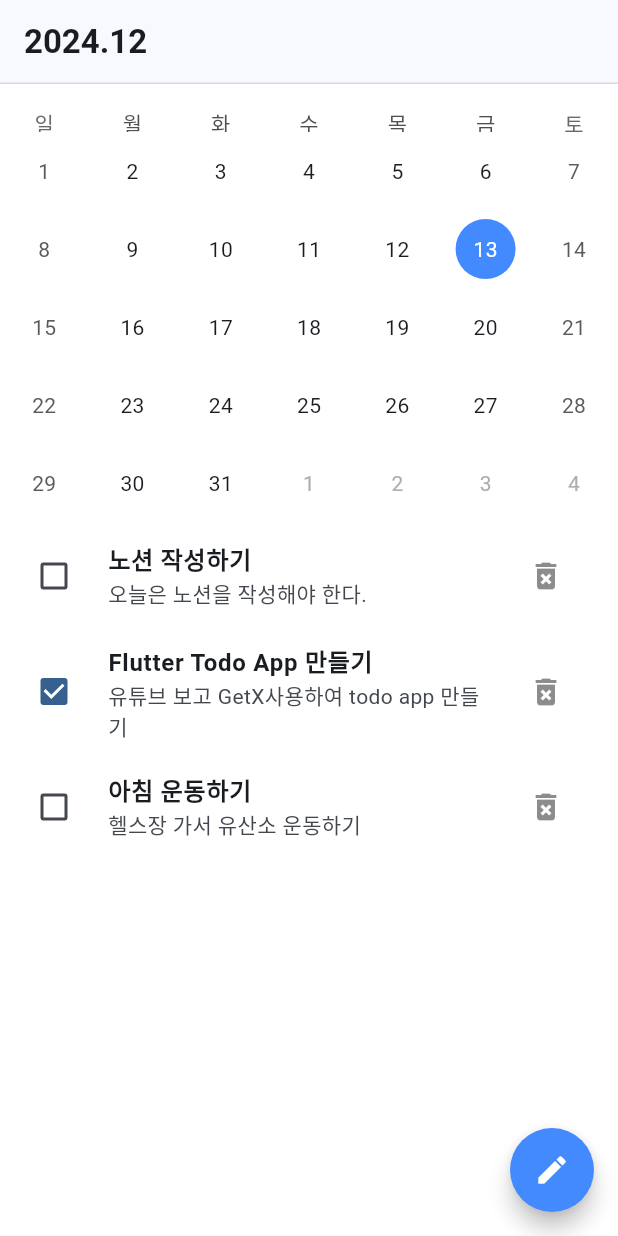
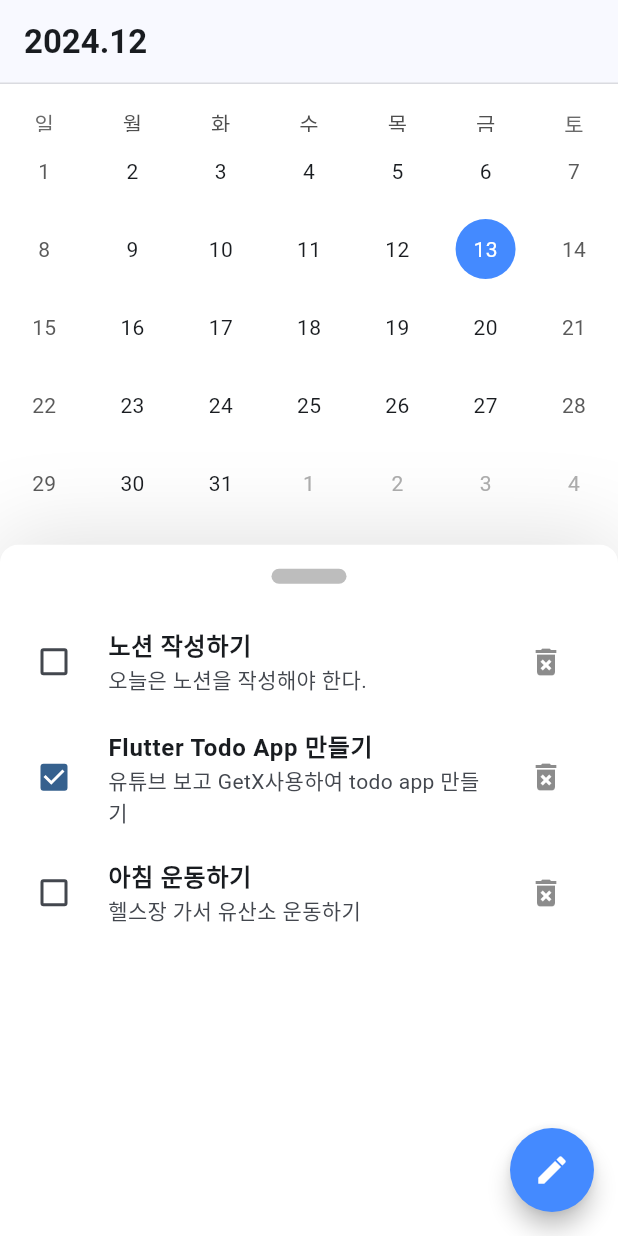
Before and after one commit to Jong1co/flutter_prac, a Flutter app: the screen it shows after launch, on a phone screen of 412 x 824 dp. Run offline on Flutter 3.47's test engine with Material 3 defaults, Android fonts, the light colour scheme and no system bars; drawn by our look-alikes of table_calendar; our stand-ins replace get.

Commit message:
fix(home_page): todo item update되지 않는 이슈 수정
Obx로 감싸주니 업데이트 잘 됨
기존에는 Obx로 감싸주지 않아도 동작 잘 했는데, 왜 그랬던 건지 확인해보기

```diff
--- a/lib/screen/home_page.dart
+++ b/lib/screen/home_page.dart
@@ -7,14 +7,7 @@ import 'package:get/get.dart';
 import 'package:table_calendar/table_calendar.dart';
 
 class HomePage extends StatelessWidget {
-  /// super.key :
-  /// - statelessWidget이나 StatefulWidget의 생성자에서 key를 부모 클래스(extends "xxx")의 생성자로 전달하는 것
-  ///   -> key가 뭔데?
-  ///   -> 식별자인 거야. 그런데 그렇다면 key를 내가 직접 할당할 수 있어?
-  ///
-  /// key는 Flutter 위젯 트리에서 위젯을 고유하게 식별하는 데 사용됩니다.
-  /// 이를 통해 Flutter 위젯 트리의 변경사항을 효율적으로 감지하고 업데이트 할 수 있습니다.
-  HomePage({super.key}); // key는 뭘까?
+  HomePage({super.key});
 
   final todoController =
       Get.put(TodoController(todoRepository: MemoryTodoRepository()));
@@ -38,8 +31,17 @@ class HomePage extends StatelessWidget {
     );
   }
 
-  /// 함수형 프로그래밍에서는 암묵적 인자를 최대한 줄이는 것이 좋은 방식임(순수함수로)
-  /// 하지만 객체지향 프로그래밍에서는 뭐가 좋은지 잘 모르겠음
+  Widget _floatingButton() {
+    return FloatingActionButton(
+      onPressed: moveToWritePage,
+      shape: const CircleBorder(),
+      backgroundColor: Colors.blueAccent,
+      child: const Icon(
+        Icons.edit,
+        color: Colors.white,
+      ),
+    );
+  }
 
   TableCalendar<dynamic> _calendar(TodoController controller) {
     return TableCalendar(
@@ -72,16 +74,80 @@ class HomePage extends StatelessWidget {
     );
   }
 
-  Expanded _todoList(TodoController controller) {
-    return Expanded(
-      child: ListView.builder(
-        itemCount: controller.todos.length,
+  Widget _draggableTodoList(TodoController _) {
+    return DraggableScrollableSheet(
+      initialChildSize: 0.6,
+      minChildSize: 0.6,
+      maxChildSize: 1.0,
+      snap: true,
+      builder: (BuildContext ctx, ScrollController scrollController) {
+        return Container(
+          decoration: const BoxDecoration(
+              color: Colors.white,
+              shape: BoxShape.rectangle,
+              borderRadius: BorderRadius.only(
+                topLeft: Radius.circular(12.0),
+                topRight: Radius.circular(12.0),
+              ),
+              boxShadow: [
+                BoxShadow(
+                  color: Colors.black12,
+                  offset: Offset(0, -4.0),
+                  blurRadius: 50.0,
+                  spreadRadius: 1.0,
+                ),
+              ]),
+          child: Column(
+            children: [
+              const SizedBox(height: 16),
+              Row(
+                mainAxisAlignment: MainAxisAlignment.center,
+                children: [
+                  Container(
+                    decoration: BoxDecoration(
+                      color: Colors.black26,
+                      borderRadius: BorderRadius.circular(999.0),
+                    ),
+                    height: 10,
+                    width: 50,
+                    // width: double.infinity,
+                    padding: const EdgeInsets.all(12.0),
+                  ),
+                ],
+              ),
+              const SizedBox(height: 16),
+              Expanded(
+                child: Obx(() => ListView.builder(
+                      // Obx는 뭐지 ? 원래는 이거 없어도 업데이트 잘 했었는데
+                      controller: scrollController,
+                      itemCount: _.todos.length,
                       itemBuilder: (BuildContext ctx, int index) {
-          Todo todo = controller.todos[index];
+                        Todo todo = _.todos[index];
+
+                        return _todoItem(
+                          todo: todo,
+                          toggle: () => _.toggleById(todo.id),
+                          remove: () => _.remove(todo.id),
+                        );
+                      },
+                    )),
+              ),
+            ],
+          ),
+        );
+      },
+    );
+  }
+
+  CheckboxListTile _todoItem({
+    required Todo todo,
+    required Function() toggle,
+    required Function() remove,
+  }) {
     return CheckboxListTile(
       controlAffinity: ListTileControlAffinity.leading,
       value: todo.isDone,
-            onChanged: (value) => controller.toggleById(todo.id),
+      onChanged: (value) => toggle(),
       title: Text(
         todo.title,
         style: const TextStyle(
@@ -92,24 +158,7 @@ class HomePage extends StatelessWidget {
       secondary: IconButton(
         icon: const Icon(Icons.delete_forever),
         color: Colors.black45,
-              onPressed: () => controller.remove(todo.id),
-            ),
-            // dense: true, -> 이건 무슨 옵션?
-            // selected: true,
-          );
-        },
-      ),
-    );
-  }
-
-  Widget _floatingButton() {
-    return FloatingActionButton(
-      onPressed: moveToWritePage,
-      shape: const CircleBorder(),
-      backgroundColor: Colors.blueAccent,
-      child: const Icon(
-        Icons.edit,
-        color: Colors.white,
+        onPressed: remove,
       ),
     );
   }
@@ -122,10 +171,11 @@ class HomePage extends StatelessWidget {
           backgroundColor: Colors.white,
           appBar: _header(_),
           floatingActionButton: _floatingButton(),
-          body: Column(
+          // Stack이 뭔지 찾아보기
+          body: Stack(
             children: [
               _calendar(_),
-              _todoList(_),
+              _draggableTodoList(_),
             ],
           ),
         );
```
Lines whose indentation alone changed are shown as unchanged.
